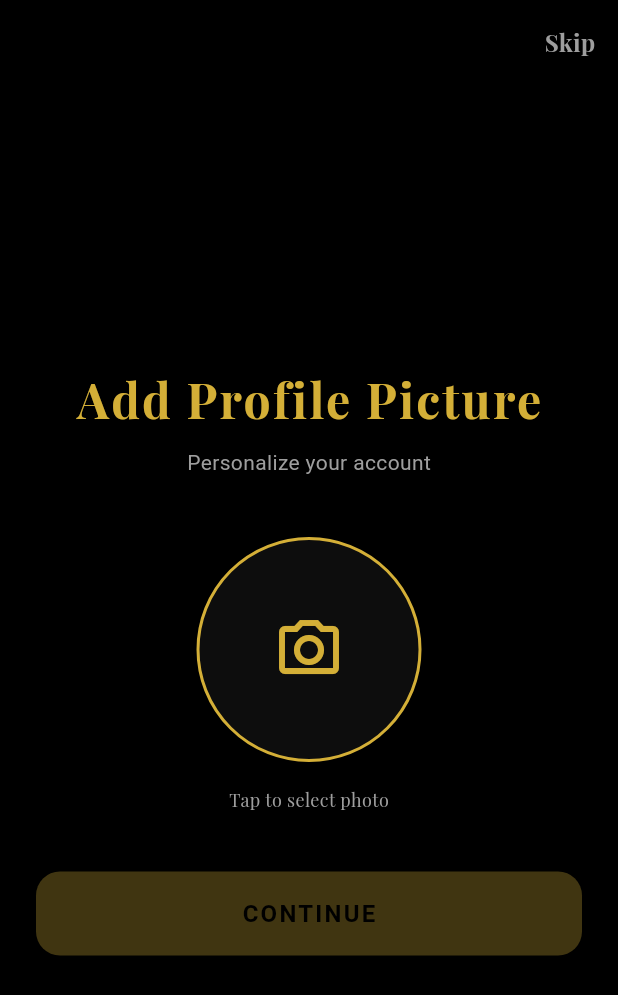
After one commit to hussein34535/Hawsni, a Flutter app: the ProfilePictureSetupScreen screen opened directly, on a phone screen of 412 x 824 dp. The commit adds this screen. Shown: the top 995 px of the screen. Run offline on Flutter 3.47's test engine with Material 3 defaults, Android fonts, the phone set to English and light mode, and no system bars; our stand-ins replace cached_network_image, carousel_slider, equatable, firebase_core, flutter_bloc, flutter_local_notifications and 8 more; accounts and stored records are empty; network calls fail; Roboto replaces fonts that are missing (Poppins).

Commit message:
feat: Implement user authentication with signup, login, OTP, and profile picture setup.

```diff
--- /dev/null
+++ b/lib/features/auth/presentation/screens/profile_picture_setup_screen.dart
@@ -0,0 +1,209 @@
+import 'dart:io';
+import 'dart:ui';
+import 'package:flutter/material.dart';
+import 'package:image_picker/image_picker.dart';
+import 'package:hawsni_app/core/services/auth_service.dart';
+import 'package:hawsni_app/core/themes/app_theme.dart';
+import 'package:hawsni_app/core/widgets/spinning_loader.dart';
+import 'package:hawsni_app/features/main/presentation/screens/main_screen.dart';
+
+class ProfilePictureSetupScreen extends StatefulWidget {
+  const ProfilePictureSetupScreen({super.key});
+
+  @override
+  State<ProfilePictureSetupScreen> createState() =>
+      _ProfilePictureSetupScreenState();
+}
+
+class _ProfilePictureSetupScreenState extends State<ProfilePictureSetupScreen> {
+  File? _imageFile;
+  bool _isLoading = false;
+  final ImagePicker _picker = ImagePicker();
+
+  Future<void> _pickImage() async {
+    try {
+      final XFile? pickedFile = await _picker.pickImage(
+        source: ImageSource.gallery,
+        maxWidth: 800,
+        maxHeight: 800,
+        imageQuality: 85,
+      );
+
+      if (pickedFile != null) {
+        setState(() {
+          _imageFile = File(pickedFile.path);
+        });
+      }
+    } catch (e) {
+      _showErrorSnackBar('Error picking image: $e');
+    }
+  }
+
+  Future<void> _uploadImage() async {
+    if (_imageFile == null) return;
+
+    setState(() => _isLoading = true);
+
+    try {
+      final result = await AuthService.uploadProfilePicture(_imageFile!);
+
+      if (result != null && result['success'] == true) {
+        if (mounted) {
+          Navigator.of(context).pushAndRemoveUntil(
+            MaterialPageRoute(builder: (context) => const MainScreen()),
+            (route) => false,
+          );
+        }
+      } else {
+        if (mounted) {
+          _showErrorSnackBar(result?['message'] ?? 'Upload failed');
+        }
+      }
+    } catch (e) {
+      if (mounted) {
+        _showErrorSnackBar('Error uploading image: $e');
+      }
+    } finally {
+      if (mounted) {
+        setState(() => _isLoading = false);
+      }
+    }
+  }
+
+  void _skip() {
+    Navigator.of(context).pushAndRemoveUntil(
+      MaterialPageRoute(builder: (context) => const MainScreen()),
+      (route) => false,
+    );
+  }
+
+  void _showErrorSnackBar(String message) {
+    ScaffoldMessenger.of(context).showSnackBar(
+      SnackBar(
+        content: Text(message, style: const TextStyle(color: Colors.white)),
+        backgroundColor: AppTheme.errorColor,
+        behavior: SnackBarBehavior.floating,
+        shape: RoundedRectangleBorder(borderRadius: BorderRadius.circular(10)),
+      ),
+    );
+  }
+
+  @override
+  Widget build(BuildContext context) {
+    return Scaffold(
+      backgroundColor: Colors.black,
+      appBar: AppBar(
+        backgroundColor: Colors.transparent,
+        elevation: 0,
+        actions: [
+          TextButton(
+            onPressed: _skip,
+            child: const Text(
+              'Skip',
+              style: TextStyle(
+                color: Colors.grey,
+                fontSize: 16,
+              ),
+            ),
+          ),
+        ],
+      ),
+      body: Center(
+        child: SingleChildScrollView(
+          padding: const EdgeInsets.all(24.0),
+          child: Column(
+            crossAxisAlignment: CrossAxisAlignment.center,
+            children: [
+              const Text(
+                'Add Profile Picture',
+                style: TextStyle(
+                  fontFamily: 'Playfair Display',
+                  fontSize: 32,
+                  fontWeight: FontWeight.bold,
+                  color: AppTheme.primaryColor,
+                  letterSpacing: 1.5,
+                ),
+              ),
+              const SizedBox(height: 8),
+              const Text(
+                'Personalize your account',
+                style: TextStyle(
+                  fontFamily: 'Poppins',
+                  fontSize: 14,
+                  color: Colors.grey,
+                ),
+              ),
+              const SizedBox(height: 40),
+              GestureDetector(
+                onTap: _pickImage,
+                child: Container(
+                  width: 150,
+                  height: 150,
+                  decoration: BoxDecoration(
+                    shape: BoxShape.circle,
+                    border: Border.all(
+                      color: AppTheme.primaryColor,
+                      width: 2,
+                    ),
+                    color: Colors.white.withOpacity(0.05),
+                    image: _imageFile != null
+                        ? DecorationImage(
+                            image: FileImage(_imageFile!),
+                            fit: BoxFit.cover,
+                          )
+                        : null,
+                  ),
+                  child: _imageFile == null
+                      ? const Icon(
+                          Icons.camera_alt_outlined,
+                          size: 48,
+                          color: AppTheme.primaryColor,
+                        )
+                      : null,
+                ),
+              ),
+              const SizedBox(height: 16),
+              if (_imageFile == null)
+                const Text(
+                  'Tap to select photo',
+                  style: TextStyle(
+                    color: Colors.grey,
+                    fontSize: 12,
+                  ),
+                ),
+              const SizedBox(height: 40),
+              SizedBox(
+                width: double.infinity,
+                height: 56,
+                child: ElevatedButton(
+                  onPressed:
+                      _isLoading || _imageFile == null ? null : _uploadImage,
+                  style: ElevatedButton.styleFrom(
+                    backgroundColor: AppTheme.primaryColor,
+                    disabledBackgroundColor:
+                        AppTheme.primaryColor.withOpacity(0.3),
+                    shape: RoundedRectangleBorder(
+                        borderRadius: BorderRadius.circular(16)),
+                    elevation: 5,
+                    shadowColor: AppTheme.primaryColor.withOpacity(0.5),
+                  ),
+                  child: _isLoading
+                      ? const SpinningLoader(size: 30, color: Colors.black)
+                      : const Text(
+                          'CONTINUE',
+                          style: TextStyle(
+                            fontSize: 16,
+                            fontWeight: FontWeight.bold,
+                            color: Colors.black,
+                            letterSpacing: 1.5,
+                          ),
+                        ),
+                ),
+              ),
+            ],
+          ),
+        ),
+      ),
+    );
+  }
+}
```
Also changed, not shown: lib/core/services/auth_service.dart (+86 -11 lines), lib/features/auth/presentation/screens/otp_verification_screen.dart (added, +195 -0 lines), lib/features/auth/presentation/screens/signup_screen.dart (+44 -7 lines), 7 other files.
